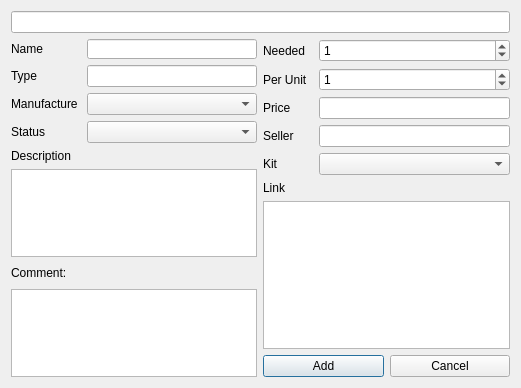
PippoGot/PRJ_Manager_2020, file UIs/ui_component_editor.ui: the form before one commit.
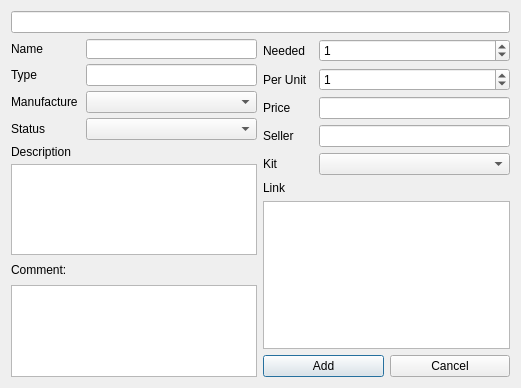
The form after the commit.

Commit message: automated manufacture display based on component type

```diff
--- a/UIs/ui_component_editor.ui
+++ b/UIs/ui_component_editor.ui
@@ -33,9 +33,44 @@
    <item>
     <layout class="QHBoxLayout" name="horizontalLayout">
      <item>
+      <widget class="QWidget" name="" native="true">
       <layout class="QVBoxLayout" name="verticalLayout">
+        <property name="spacing">
+         <number>5</number>
+        </property>
+        <property name="leftMargin">
+         <number>0</number>
+        </property>
+        <property name="topMargin">
+         <number>0</number>
+        </property>
+        <property name="rightMargin">
+         <number>0</number>
+        </property>
+        <property name="bottomMargin">
+         <number>0</number>
+        </property>
        <item>
+         <widget class="QWidget" name="" native="true">
         <layout class="QFormLayout" name="formLayout">
+           <property name="horizontalSpacing">
+            <number>5</number>
+           </property>
+           <property name="verticalSpacing">
+            <number>5</number>
+           </property>
+           <property name="leftMargin">
+            <number>0</number>
+           </property>
+           <property name="topMargin">
+            <number>0</number>
+           </property>
+           <property name="rightMargin">
+            <number>0</number>
+           </property>
+           <property name="bottomMargin">
+            <number>0</number>
+           </property>
          <item row="0" column="0">
           <widget class="QLabel" name="uiNameLabel">
            <property name="minimumSize">
@@ -125,6 +160,7 @@
           <widget class="QLineEdit" name="uiType"/>
          </item>
         </layout>
+         </widget>
        </item>
        <item>
         <widget class="QLabel" name="uiDescriptionLabel">
@@ -179,6 +215,7 @@
         </widget>
        </item>
       </layout>
+      </widget>
      </item>
      <item>
       <layout class="QVBoxLayout" name="verticalLayout_2">
```
Lines whose indentation alone changed are shown as unchanged. The commit also changes 16 other files.
